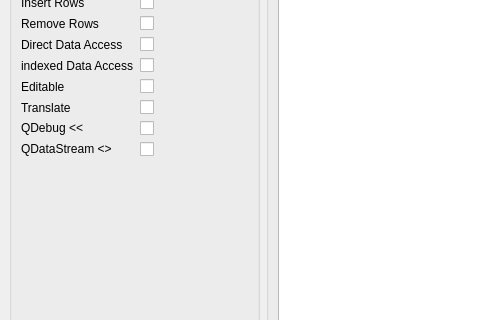
First picture: the form in mainwindow.ui, repository rbehm-ibb/Qt-Model-builder, before the edit; both pictures show x 0 to 480 and y 121 to 441 of the 954 by 601 pixel window.
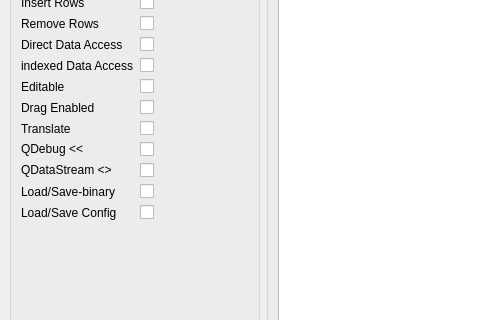
Second picture: the form after the edit. Icons and pictures are not drawn. Custom widgets are drawn as their Qt base class.

Commit message: add looad/saveBin and load/saveConfig partial impl

Diff of the .ui file:
```diff
--- a/mainwindow.ui
+++ b/mainwindow.ui
@@ -154,13 +154,27 @@
         </widget>
        </item>
        <item row="7" column="0">
+        <widget class="QLabel" name="label_16">
+         <property name="text">
+          <string>Drag Enabled</string>
+         </property>
+        </widget>
+       </item>
+       <item row="7" column="1">
+        <widget class="QCheckBox" name="cbDrag">
+         <property name="text">
+          <string/>
+         </property>
+        </widget>
+       </item>
+       <item row="8" column="0">
         <widget class="QLabel" name="label_9">
          <property name="text">
           <string>Translate</string>
          </property>
         </widget>
        </item>
-       <item row="7" column="1">
+       <item row="8" column="1">
         <widget class="QCheckBox" name="cbTranslate">
          <property name="text">
           <string/>
@@ -168,33 +182,61 @@
         </widget>
        </item>
        <item row="9" column="0">
-        <widget class="QLabel" name="label_10">
-         <property name="text">
-          <string>QDataStream &lt;&lt;/&gt;&gt;</string>
-         </property>
-        </widget>
-       </item>
-       <item row="9" column="1">
-        <widget class="QCheckBox" name="cbDataStream">
-         <property name="text">
-          <string/>
-         </property>
-        </widget>
-       </item>
-       <item row="8" column="0">
         <widget class="QLabel" name="label_11">
          <property name="text">
           <string>QDebug &lt;&lt;</string>
          </property>
         </widget>
        </item>
-       <item row="8" column="1">
+       <item row="9" column="1">
         <widget class="QCheckBox" name="cbDebug">
          <property name="text">
           <string/>
          </property>
         </widget>
        </item>
+       <item row="10" column="0">
+        <widget class="QLabel" name="label_10">
+         <property name="text">
+          <string>QDataStream &lt;&lt;/&gt;&gt;</string>
+         </property>
+        </widget>
+       </item>
+       <item row="10" column="1">
+        <widget class="QCheckBox" name="cbDataStream">
+         <property name="text">
+          <string/>
+         </property>
+        </widget>
+       </item>
+       <item row="11" column="0">
+        <widget class="QLabel" name="label_12">
+         <property name="text">
+          <string>Load/Save-binary</string>
+         </property>
+        </widget>
+       </item>
+       <item row="11" column="1">
+        <widget class="QCheckBox" name="cbSaveBin">
+         <property name="text">
+          <string/>
+         </property>
+        </widget>
+       </item>
+       <item row="12" column="0">
+        <widget class="QLabel" name="label_14">
+         <property name="text">
+          <string>Load/Save Config</string>
+         </property>
+        </widget>
+       </item>
+       <item row="12" column="1">
+        <widget class="QCheckBox" name="cbSaveConf">
+         <property name="text">
+          <string/>
+         </property>
+        </widget>
+       </item>
       </layout>
      </widget>
     </item>
```
Left out of the diff: 26 changed lines with no effect on the pictures. The commit also changes 4 other files.
